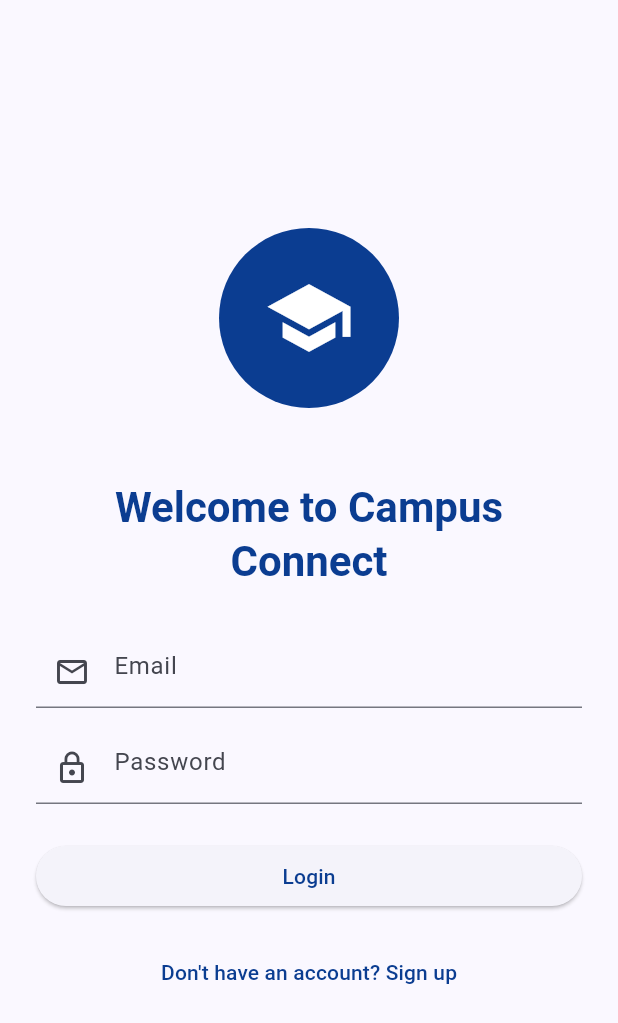
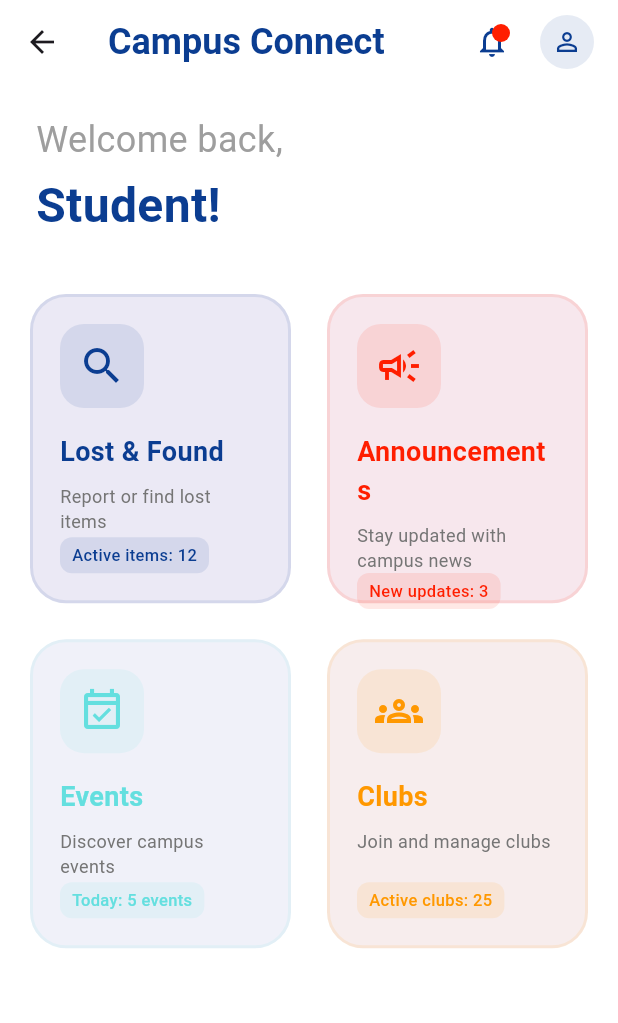
Before and after one commit to darika-2006/SAMPLE, a Flutter app: the LoginPage screen opened directly, after a tap on "Login", on a phone screen of 412 x 824 dp. Shown: the top 1023 px of the screen. Run offline on Flutter 3.47's test engine with Material 3 defaults, Android fonts, the phone set to English and light mode, and no system bars; our stand-ins replace flutter_riverpod.

Commit message:
Main page

```diff
--- a/lib/features/auth/presentation/pages/login_page.dart
+++ b/lib/features/auth/presentation/pages/login_page.dart
@@ -1,5 +1,6 @@
 import 'package:flutter/material.dart';
 import '../../../../config/theme.dart';
+import '../../../home/presentation/pages/home_page.dart';
 
 class LoginPage extends StatelessWidget {
   const LoginPage({super.key});
@@ -54,7 +55,14 @@ class LoginPage extends StatelessWidget {
               ),
               const SizedBox(height: 24),
               ElevatedButton(
-                onPressed: () {},
+                onPressed: () {
+                  // Navigate to HomePage
+                  Navigator.of(context).pushReplacement(
+                    MaterialPageRoute(
+                      builder: (context) => const HomePage(),
+                    ),
+                  );
+                },
                 child: const Text('Login'),
               ),
               const SizedBox(height: 16),
--- /dev/null
+++ b/lib/features/home/presentation/pages/home_page.dart
@@ -0,0 +1,244 @@
+import 'package:flutter/material.dart';
+import '../../../../config/theme.dart';
+
+class HomePage extends StatelessWidget {
+  const HomePage({super.key});
+
+  @override
+  Widget build(BuildContext context) {
+    return Scaffold(
+      backgroundColor: Colors.white,
+      appBar: AppBar(
+        elevation: 0,
+        backgroundColor: Colors.white,
+        title: Text(
+          'Campus Connect',
+          style: TextStyle(
+            color: AppColors.marineBluePrimary,
+            fontWeight: FontWeight.bold,
+            fontSize: 24,
+          ),
+        ),
+        actions: [
+          NotificationBadge(),
+          const SizedBox(width: 8),
+          ProfileAvatar(),
+          const SizedBox(width: 16),
+        ],
+      ),
+      body: SafeArea(
+        child: Column(
+          crossAxisAlignment: CrossAxisAlignment.start,
+          children: [
+            WelcomeHeader(),
+            Expanded(
+              child: Padding(
+                padding: const EdgeInsets.all(16),
+                child: GridView.count(
+                  crossAxisCount: 2,
+                  mainAxisSpacing: 16,
+                  crossAxisSpacing: 16,
+                  childAspectRatio: 0.85,
+                  children: [
+                    FeatureCard(
+                      title: 'Lost & Found',
+                      icon: Icons.search,
+                      description: 'Report or find lost items',
+                      color: AppColors.marineBluePrimary,
+                      status: 'Active items: 12',
+                    ),
+                    FeatureCard(
+                      title: 'Announcements',
+                      icon: Icons.campaign_outlined,
+                      description: 'Stay updated with campus news',
+                      color: AppColors.redSecondary,
+                      status: 'New updates: 3',
+                    ),
+                    FeatureCard(
+                      title: 'Events',
+                      icon: Icons.event_available_outlined,
+                      description: 'Discover campus events',
+                      color: AppColors.lightTealAccent,
+                      status: 'Today: 5 events',
+                    ),
+                    FeatureCard(
+                      title: 'Clubs',
+                      icon: Icons.groups_outlined,
+                      description: 'Join and manage clubs',
+                      color: Colors.orange,
+                      status: 'Active clubs: 25',
+                    ),
+                  ],
+                ),
+              ),
+            ),
+          ],
+        ),
+      ),
+    );
+  }
+}
+
+class NotificationBadge extends StatelessWidget {
+  @override
+  Widget build(BuildContext context) {
+    return IconButton(
+      icon: Stack(
+        children: [
+          const Icon(Icons.notifications_outlined,
+              color: AppColors.marineBluePrimary),
+          Positioned(
+            right: 0,
+            top: 0,
+            child: Container(
+              padding: const EdgeInsets.all(2),
+              decoration: BoxDecoration(
+                color: AppColors.redSecondary,
+                borderRadius: BorderRadius.circular(6),
+              ),
+              constraints: const BoxConstraints(
+                minWidth: 12,
+                minHeight: 12,
+              ),
+            ),
+          ),
+        ],
+      ),
+      onPressed: () {},
+    );
+  }
+}
+
+class ProfileAvatar extends StatelessWidget {
+  @override
+  Widget build(BuildContext context) {
+    return CircleAvatar(
+      radius: 18,
+      backgroundColor: AppColors.marineBluePrimary.withOpacity(0.1),
+      child: IconButton(
+        icon: const Icon(Icons.person_outline, size: 20),
+        color: AppColors.marineBluePrimary,
+        onPressed: () {},
+      ),
+    );
+  }
+}
+
+class WelcomeHeader extends StatelessWidget {
+  @override
+  Widget build(BuildContext context) {
+    return Padding(
+      padding: const EdgeInsets.fromLTRB(24, 20, 24, 16),
+      child: Column(
+        crossAxisAlignment: CrossAxisAlignment.start,
+        children: [
+          const Text(
+            'Welcome back,',
+            style: TextStyle(
+              fontSize: 24,
+              color: Colors.grey,
+            ),
+          ),
+          const SizedBox(height: 4),
+          Text(
+            'Student!',
+            style: TextStyle(
+              fontSize: 32,
+              fontWeight: FontWeight.bold,
+              color: AppColors.marineBluePrimary,
+            ),
+          ),
+        ],
+      ),
+    );
+  }
+}
+
+class FeatureCard extends StatelessWidget {
+  final String title;
+  final IconData icon;
+  final String description;
+  final Color color;
+  final String status;
+
+  const FeatureCard({
+    required this.title,
+    required this.icon,
+    required this.description,
+    required this.color,
+    required this.status,
+  });
+
+  @override
+  Widget build(BuildContext context) {
+    return Card(
+      elevation: 0,
+      shape: RoundedRectangleBorder(
+        borderRadius: BorderRadius.circular(24),
+        side: BorderSide(
+          color: color.withOpacity(0.1),
+          width: 2,
+        ),
+      ),
+      child: InkWell(
+        onTap: () {},
+        borderRadius: BorderRadius.circular(24),
+        child: Container(
+          padding: const EdgeInsets.all(20),
+          decoration: BoxDecoration(
+            borderRadius: BorderRadius.circular(24),
+            color: color.withOpacity(0.05),
+          ),
+          child: Column(
+            crossAxisAlignment: CrossAxisAlignment.start,
+            children: [
+              Container(
+                padding: const EdgeInsets.all(12),
+                decoration: BoxDecoration(
+                  color: color.withOpacity(0.1),
+                  borderRadius: BorderRadius.circular(16),
+                ),
+                child: Icon(icon, size: 32, color: color),
+              ),
+              const SizedBox(height: 16),
+              Text(
+                title,
+                style: TextStyle(
+                  fontSize: 18,
+                  fontWeight: FontWeight.bold,
+                  color: color,
+                ),
+              ),
+              const SizedBox(height: 8),
+              Text(
+                description,
+                style: TextStyle(
+                  fontSize: 12,
+                  color: Colors.grey[600],
+                ),
+                maxLines: 2,
+                overflow: TextOverflow.ellipsis,
+              ),
+              const Spacer(),
+              Container(
+                padding: const EdgeInsets.symmetric(horizontal: 8, vertical: 4),
+                decoration: BoxDecoration(
+                  color: color.withOpacity(0.1),
+                  borderRadius: BorderRadius.circular(8),
+                ),
+                child: Text(
+                  status,
+                  style: TextStyle(
+                    fontSize: 11,
+                    color: color,
+                    fontWeight: FontWeight.w500,
+                  ),
+                ),
+              ),
+            ],
+          ),
+        ),
+      ),
+    );
+  }
+}
--- a/lib/main.dart
+++ b/lib/main.dart
@@ -4,25 +4,37 @@ import 'features/auth/presentation/pages/login_page.dart';
 import 'package:flutter_riverpod/flutter_riverpod.dart';
 
 void main() {
-  runApp(
-    const ProviderScope(
-      child: CampusConnectApp(),
-    ),
-  );
+  runApp(const MyApp());
 }
 
-class CampusConnectApp extends StatelessWidget {
-  const CampusConnectApp({super.key});
+class MyApp extends StatelessWidget {
+  const MyApp({super.key});
 
   @override
   Widget build(BuildContext context) {
     return MaterialApp(
       title: 'Campus Connect',
-      theme: AppTheme.lightTheme,
-      darkTheme: AppTheme.darkTheme,
-      themeMode: ThemeMode.system,
-      home: const LoginPage(),
-      debugShowCheckedModeBanner: false,
+      theme: ThemeData(
+        primarySwatch: Colors.blue,
+        useMaterial3: true,
+      ),
+      home: const HomePage(),
+    );
+  }
+}
+
+class HomePage extends StatelessWidget {
+  const HomePage({super.key});
+
+  @override
+  Widget build(BuildContext context) {
+    return Scaffold(
+      appBar: AppBar(
+        title: const Text('Campus Connect'),
+      ),
+      body: const Center(
+        child: Text('Hello World'),
+      ),
     );
   }
 }
```
